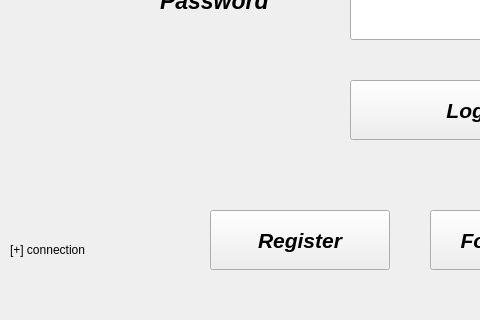
imtheprince7/Todo-App, file loginwindow.ui: the form before one commit; both pictures show x 0 to 480 and y 230 to 550 of the 800 by 550 pixel window.
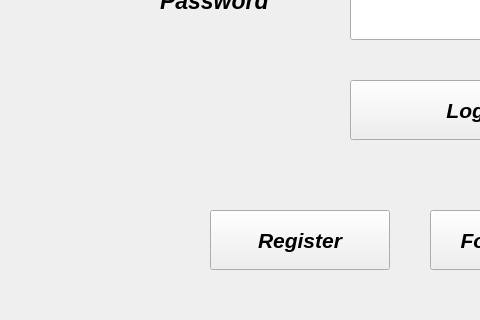
The form after the commit.

```diff
--- a/loginwindow.ui
+++ b/loginwindow.ui
@@ -177,25 +177,6 @@
      <string>Forget Password ?</string>
     </property>
    </widget>
-   <widget class="QLabel" name="connectionMessageLabel">
-    <property name="geometry">
-     <rect>
-      <x>10</x>
-      <y>470</y>
-      <width>100</width>
-      <height>20</height>
-     </rect>
-    </property>
-    <property name="maximumSize">
-     <size>
-      <width>100</width>
-      <height>20</height>
-     </size>
-    </property>
-    <property name="text">
-     <string>[+] connection</string>
-    </property>
-   </widget>
    <widget class="QLineEdit" name="lineEditUsername">
     <property name="geometry">
      <rect>
```
